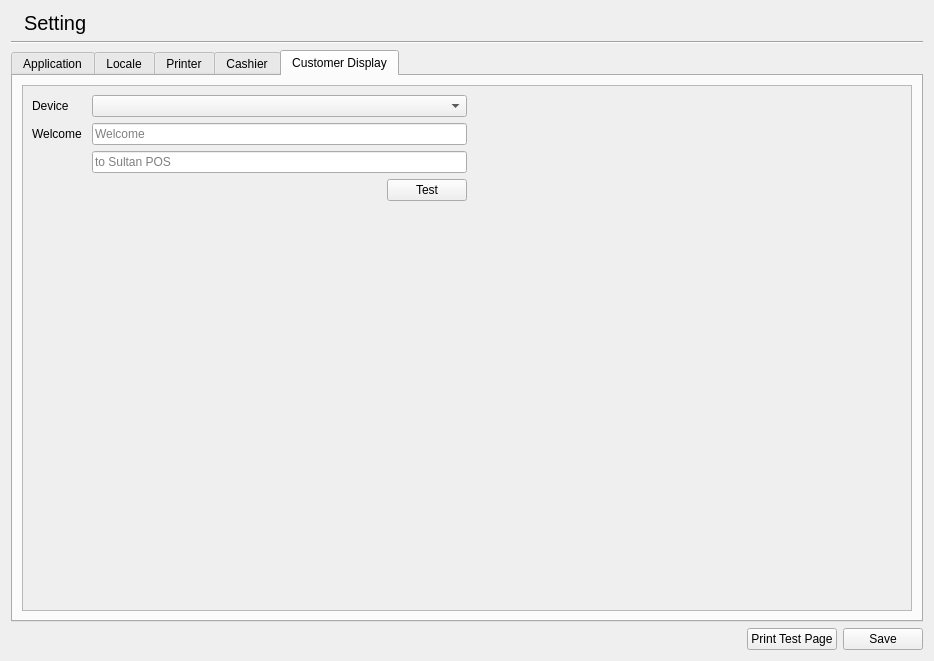
Qt form libgui/setting/settingwidget.ui (adhipy/Zultan) before a commit.
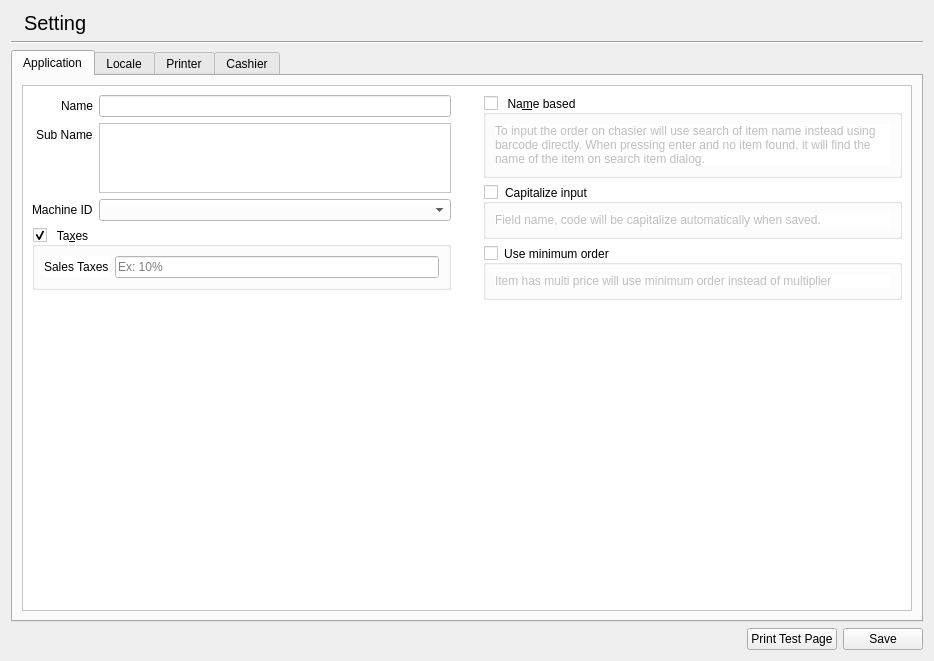
The same form after that commit. Icons and pictures are not drawn.

```diff
--- a/libgui/setting/settingwidget.ui
+++ b/libgui/setting/settingwidget.ui
@@ -54,7 +54,7 @@
    <item>
     <widget class="QTabWidget" name="tabWidget">
      <property name="currentIndex">
-      <number>4</number>
+      <number>0</number>
      </property>
      <property name="tabBarAutoHide">
       <bool>false</bool>
@@ -1137,137 +1137,6 @@
        </item>
       </layout>
      </widget>
-     <widget class="QWidget" name="tabCustomerDisplay">
-      <attribute name="title">
-       <string>Customer Display</string>
-      </attribute>
-      <layout class="QVBoxLayout" name="verticalLayout_23">
-       <item>
-        <widget class="QScrollArea" name="scrollArea_5">
-         <property name="widgetResizable">
-          <bool>true</bool>
-         </property>
-         <widget class="QWidget" name="scrollAreaWidgetContents_5">
-          <property name="geometry">
-           <rect>
-            <x>0</x>
-            <y>0</y>
-            <width>892</width>
-            <height>519</height>
-           </rect>
-          </property>
-          <layout class="QVBoxLayout" name="verticalLayout_24">
-           <item>
-            <layout class="QHBoxLayout" name="horizontalLayout_7">
-             <property name="rightMargin">
-              <number>0</number>
-             </property>
-             <item>
-              <layout class="QFormLayout" name="formLayout_12">
-               <property name="sizeConstraint">
-                <enum>QLayout::SetMinimumSize</enum>
-               </property>
-               <item row="0" column="0">
-                <widget class="QLabel" name="label_41">
-                 <property name="text">
-                  <string>Device</string>
-                 </property>
-                </widget>
-               </item>
-               <item row="0" column="1">
-                <widget class="QComboBox" name="comboCustomerDisplay"/>
-               </item>
-               <item row="1" column="0">
-                <widget class="QLabel" name="label_42">
-                 <property name="text">
-                  <string>Welcome </string>
-                 </property>
-                </widget>
-               </item>
-               <item row="1" column="1">
-                <widget class="QLineEdit" name="lineWelcome1">
-                 <property name="placeholderText">
-                  <string>Welcome</string>
-                 </property>
-                </widget>
-               </item>
-               <item row="2" column="1">
-                <widget class="QLineEdit" name="lineWelcome2">
-                 <property name="placeholderText">
-                  <string>to Sultan POS</string>
-                 </property>
-                </widget>
-               </item>
-               <item row="2" column="0">
-                <widget class="QLabel" name="label_43">
-                 <property name="text">
-                  <string/>
-                 </property>
-                </widget>
-               </item>
-               <item row="3" column="1">
-                <layout class="QHBoxLayout" name="horizontalLayout_8">
-                 <property name="sizeConstraint">
-                  <enum>QLayout::SetMinimumSize</enum>
-                 </property>
-                 <item>
-                  <spacer name="horizontalSpacer_3">
-                   <property name="orientation">
-                    <enum>Qt::Horizontal</enum>
-                   </property>
-                   <property name="sizeHint" stdset="0">
-                    <size>
-                     <width>40</width>
-                     <height>20</height>
-                    </size>
-                   </property>
-                  </spacer>
-                 </item>
-                 <item>
-                  <widget class="QPushButton" name="pushTestCustomerDisplay">
-                   <property name="text">
-                    <string>Test</string>
-                   </property>
-                  </widget>
-                 </item>
-                </layout>
-               </item>
-              </layout>
-             </item>
-             <item>
-              <spacer name="horizontalSpacer_2">
-               <property name="orientation">
-                <enum>Qt::Horizontal</enum>
-               </property>
-               <property name="sizeHint" stdset="0">
-                <size>
-                 <width>40</width>
-                 <height>20</height>
-                </size>
-               </property>
-              </spacer>
-             </item>
-            </layout>
-           </item>
-           <item>
-            <spacer name="verticalSpacer">
-             <property name="orientation">
-              <enum>Qt::Vertical</enum>
-             </property>
-             <property name="sizeHint" stdset="0">
-              <size>
-               <width>20</width>
-               <height>40</height>
-              </size>
-             </property>
-            </spacer>
-           </item>
-          </layout>
-         </widget>
-        </widget>
-       </item>
-      </layout>
-     </widget>
     </widget>
    </item>
    <item>
```
